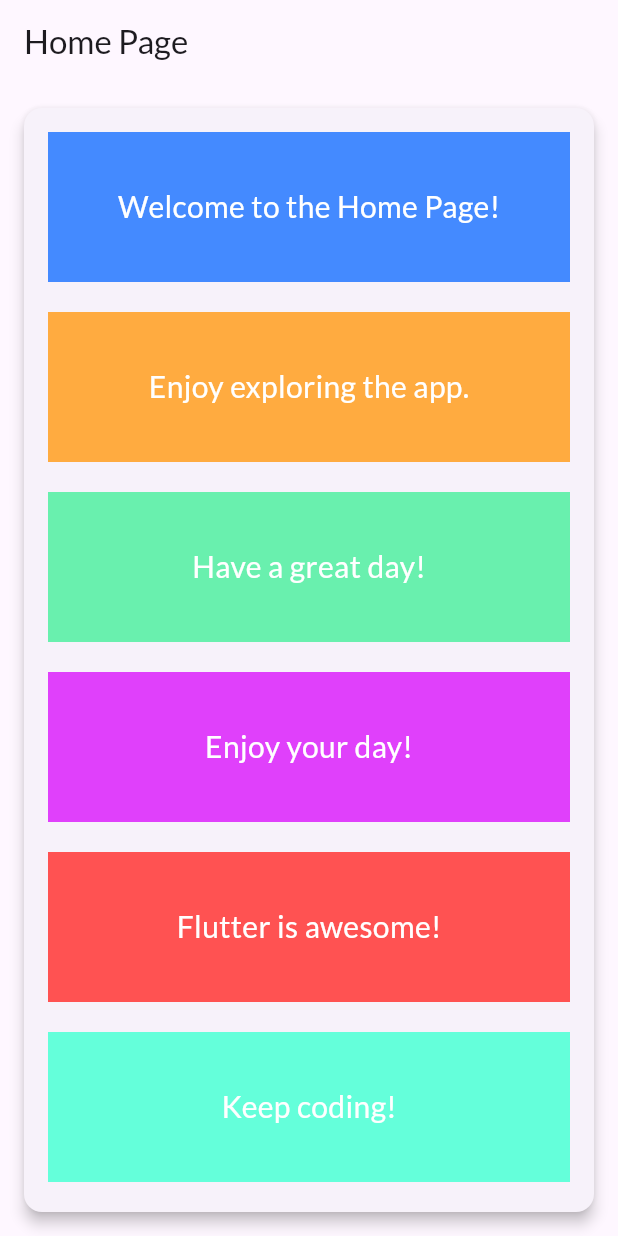
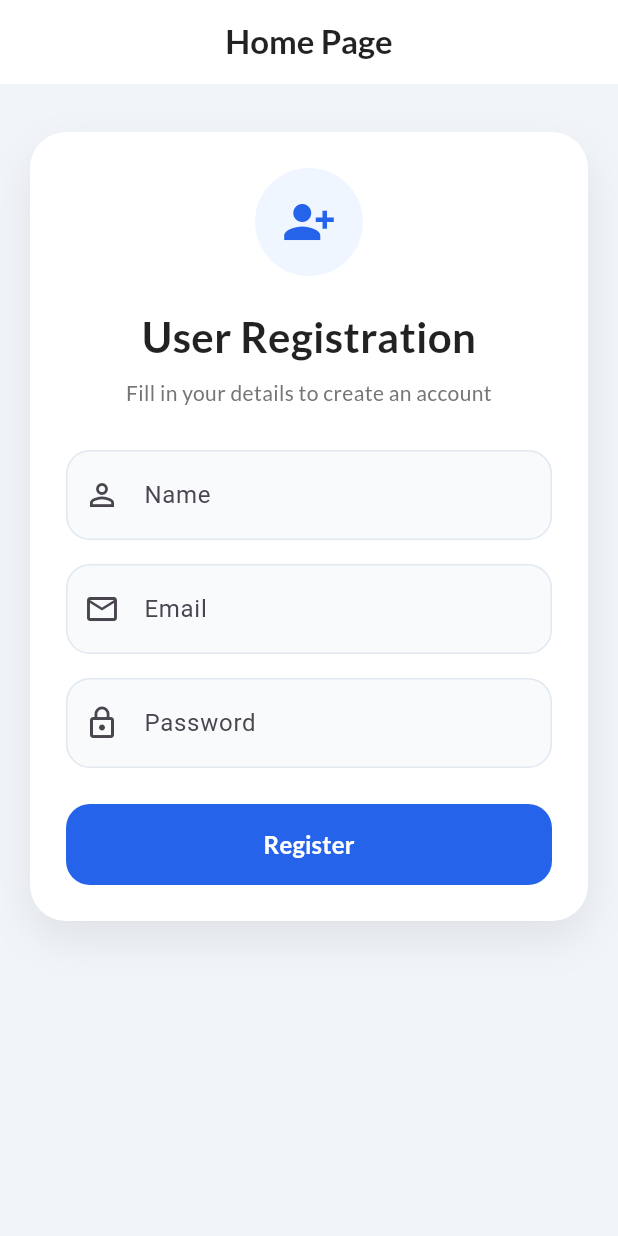
Before and after one commit to KodewithArun/Flutter-Complete-Learning---Arun, a Flutter app: the screen it shows after launch, on a phone screen of 412 x 824 dp. Run offline on Flutter 3.47's test engine with Material 3 defaults, Android fonts, the phone set to English and light mode, and no system bars; our stand-ins replace google_fonts.

Commit message:
day9: understand about the user input and display info in console

```diff
--- a/lib/screens/HomePage.dart
+++ b/lib/screens/HomePage.dart
@@ -6,85 +6,171 @@ class HomePage extends StatelessWidget {
 
   @override
   Widget build(BuildContext context) {
+    TextEditingController nameController = TextEditingController();
+    TextEditingController emailController = TextEditingController();
+    TextEditingController passwordController = TextEditingController();
+
+    InputDecoration fieldDecoration({
+      required String label,
+      required String hint,
+      required IconData icon,
+    }) {
+      return InputDecoration(
+        labelText: label,
+        hintText: hint,
+        prefixIcon: Icon(icon),
+        filled: true,
+        fillColor: const Color(0xFFF8FAFC),
+        contentPadding: const EdgeInsets.symmetric(
+          horizontal: 16,
+          vertical: 18,
+        ),
+        border: OutlineInputBorder(
+          borderRadius: BorderRadius.circular(16),
+          borderSide: const BorderSide(color: Color(0xFFE2E8F0)),
+        ),
+        enabledBorder: OutlineInputBorder(
+          borderRadius: BorderRadius.circular(16),
+          borderSide: const BorderSide(color: Color(0xFFE2E8F0)),
+        ),
+        focusedBorder: OutlineInputBorder(
+          borderRadius: BorderRadius.circular(16),
+          borderSide: const BorderSide(color: Color(0xFF2563EB), width: 1.5),
+        ),
+      );
+    }
+
     return Scaffold(
-      appBar: AppBar(title: Text('Home Page', style: GoogleFonts.lato())),
-      body: Card(
-        elevation: 4,
-        margin: EdgeInsets.all(16),
-        child: Padding(
-          padding: const EdgeInsets.all(16.0),
-          child: ListView(
-            physics: BouncingScrollPhysics(),
-            children: [
-              Container(
-                height: 100,
-                width: double.infinity,
-                color: Colors.blueAccent,
-                child: Center(
-                  child: Text(
-                    'Welcome to the Home Page!',
-                    style: GoogleFonts.lato(fontSize: 20, color: Colors.white),
+      backgroundColor: const Color(0xFFF1F5F9),
+      appBar: AppBar(
+        centerTitle: true,
+        elevation: 0,
+        backgroundColor: Colors.white,
+        foregroundColor: Colors.black87,
+        title: Text(
+          'Home Page',
+          style: GoogleFonts.lato(
+            fontWeight: FontWeight.w700,
+            color: Colors.black87,
           ),
         ),
       ),
-              SizedBox(height: 20),
+      body: SafeArea(
+        child: SingleChildScrollView(
+          padding: const EdgeInsets.all(20),
+          child: Column(
+            crossAxisAlignment: CrossAxisAlignment.stretch,
+            children: [
+              const SizedBox(height: 12),
               Container(
-                height: 100,
-                width: double.infinity,
-                color: Colors.orangeAccent,
-                child: Center(
+                padding: const EdgeInsets.all(24),
+                decoration: BoxDecoration(
+                  color: Colors.white,
+                  borderRadius: BorderRadius.circular(24),
+                  boxShadow: [
+                    BoxShadow(
+                      color: Colors.black.withOpacity(0.08),
+                      blurRadius: 24,
+                      offset: const Offset(0, 12),
+                    ),
+                  ],
+                ),
+                child: Column(
+                  crossAxisAlignment: CrossAxisAlignment.stretch,
+                  children: [
+                    Container(
+                      width: 72,
+                      height: 72,
+                      decoration: const BoxDecoration(
+                        color: Color(0xFFEFF6FF),
+                        shape: BoxShape.circle,
+                      ),
+                      child: const Icon(
+                        Icons.person_add_alt_1,
+                        size: 36,
+                        color: Color(0xFF2563EB),
+                      ),
+                    ),
+                    const SizedBox(height: 20),
+                    Text(
+                      'User Registration',
+                      textAlign: TextAlign.center,
+                      style: GoogleFonts.lato(
+                        fontSize: 28,
+                        fontWeight: FontWeight.w700,
+                        color: Colors.black87,
+                      ),
+                    ),
+                    const SizedBox(height: 8),
+                    Text(
+                      'Fill in your details to create an account',
+                      textAlign: TextAlign.center,
+                      style: GoogleFonts.lato(
+                        fontSize: 14,
+                        color: Colors.grey.shade600,
+                      ),
+                    ),
+                    const SizedBox(height: 28),
+                    TextField(
+                      controller: nameController,
+                      keyboardType: TextInputType.name,
+                      decoration: fieldDecoration(
+                        label: 'Name',
+                        hint: 'Enter your name',
+                        icon: Icons.person_outline,
+                      ),
+                    ),
+                    const SizedBox(height: 16),
+                    TextField(
+                      controller: emailController,
+                      keyboardType: TextInputType.emailAddress,
+                      decoration: fieldDecoration(
+                        label: 'Email',
+                        hint: 'Enter your email',
+                        icon: Icons.email_outlined,
+                      ),
+                    ),
+                    const SizedBox(height: 16),
+                    TextField(
+                      controller: passwordController,
+                      keyboardType: TextInputType.visiblePassword,
+                      obscureText: true,
+                      decoration: fieldDecoration(
+                        label: 'Password',
+                        hint: 'Enter your password',
+                        icon: Icons.lock_outline,
+                      ),
+                    ),
+                    const SizedBox(height: 24),
+                    SizedBox(
+                      height: 54,
+                      child: ElevatedButton(
+                        style: ElevatedButton.styleFrom(
+                          backgroundColor: const Color(0xFF2563EB),
+                          foregroundColor: Colors.white,
+                          elevation: 0,
+                          shape: RoundedRectangleBorder(
+                            borderRadius: BorderRadius.circular(16),
+                          ),
+                        ),
+                        onPressed: () {
+                          final name = nameController.text;
+                          final email = emailController.text;
+                          final password = passwordController.text;
+                          print(
+                            'Name: $name, Email: $email, Password: $password',
+                          );
+                        },
                         child: Text(
-                    'Enjoy exploring the app.',
-                    style: GoogleFonts.lato(fontSize: 20, color: Colors.white),
+                          'Register',
+                          style: GoogleFonts.lato(
+                            fontSize: 16,
+                            fontWeight: FontWeight.w700,
                           ),
                         ),
                       ),
-              SizedBox(height: 20),
-              Container(
-                height: 100,
-                width: double.infinity,
-                color: Colors.greenAccent,
-                child: Center(
-                  child: Text(
-                    'Have a great day!',
-                    style: GoogleFonts.lato(fontSize: 20, color: Colors.white),
                     ),
-                ),
-              ),
-              SizedBox(height: 20),
-              Container(
-                height: 100,
-                width: double.infinity,
-                color: Colors.purpleAccent,
-                child: Center(
-                  child: Text(
-                    'Enjoy your day!',
-                    style: GoogleFonts.lato(fontSize: 20, color: Colors.white),
-                  ),
-                ),
-              ),
-              SizedBox(height: 20),
-              Container(
-                height: 100,
-                width: double.infinity,
-                color: Colors.redAccent,
-                child: Center(
-                  child: Text(
-                    'Flutter is awesome!',
-                    style: GoogleFonts.lato(fontSize: 20, color: Colors.white),
-                  ),
-                ),
-              ),
-              SizedBox(height: 20),
-              Container(
-                height: 100,
-                width: double.infinity,
-                color: Colors.tealAccent,
-                child: Center(
-                  child: Text(
-                    'Keep coding!',
-                    style: GoogleFonts.lato(fontSize: 20, color: Colors.white),
-                  ),
+                  ],
                 ),
               ),
             ],
```
Lines whose indentation alone changed are shown as unchanged.
